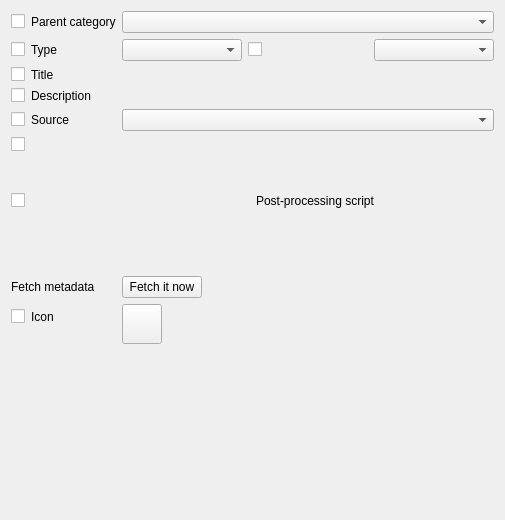
Above: src/librssguard-standard/src/gui/standardfeeddetails.ui from martinrotter/rssguard before the change. Below: the same form after it.
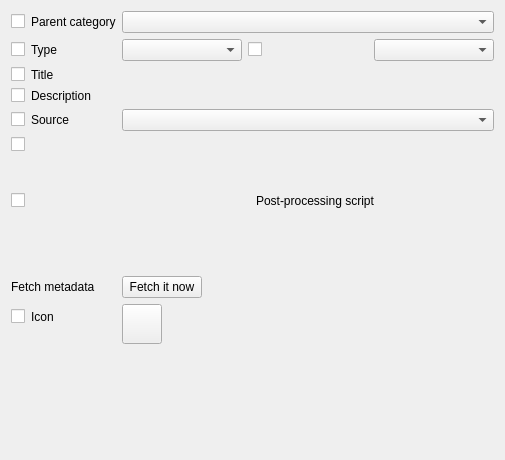
That is the form after the change. Custom widgets are drawn as their Qt base class.

Commit message: fix weird feed edit layout

Diff of the .ui file:
```diff
--- a/src/librssguard-standard/src/gui/standardfeeddetails.ui
+++ b/src/librssguard-standard/src/gui/standardfeeddetails.ui
@@ -7,7 +7,7 @@
     <x>0</x>
     <y>0</y>
     <width>505</width>
-    <height>520</height>
+    <height>460</height>
    </rect>
   </property>
   <property name="windowTitle">
```
Left out of the diff: 16 changed lines with no effect on the pictures. The commit also changes 1 other file.
